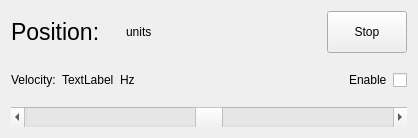
Before: the Qt Designer form riocore/plugins/stepdir/widget.ui in multigcs/riocore, drawn with Qt 5.
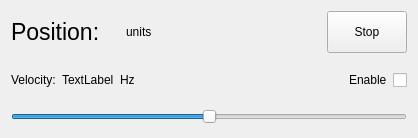
After: the same form once the commit is applied.

The edit to the form file:
```diff
--- a/riocore/plugins/stepdir/widget.ui
+++ b/riocore/plugins/stepdir/widget.ui
@@ -76,7 +76,7 @@
     </layout>
    </item>
    <item row="3" column="0">
-    <widget class="QScrollBar" name="velocity">
+    <widget class="QSlider" name="velocity">
      <property name="minimumSize">
       <size>
        <width>0</width>
```
